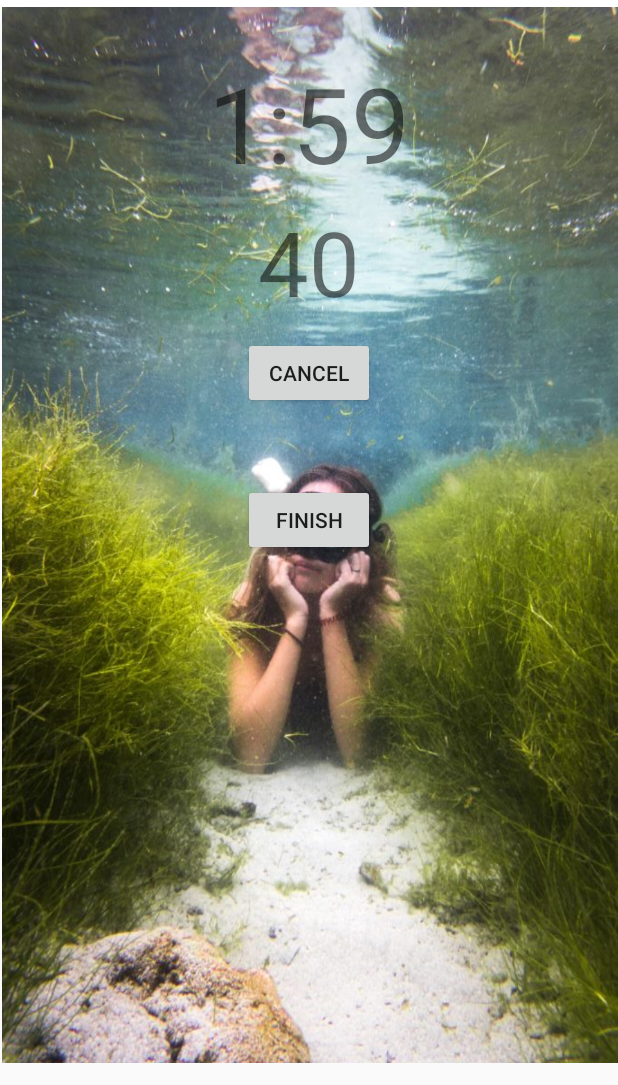
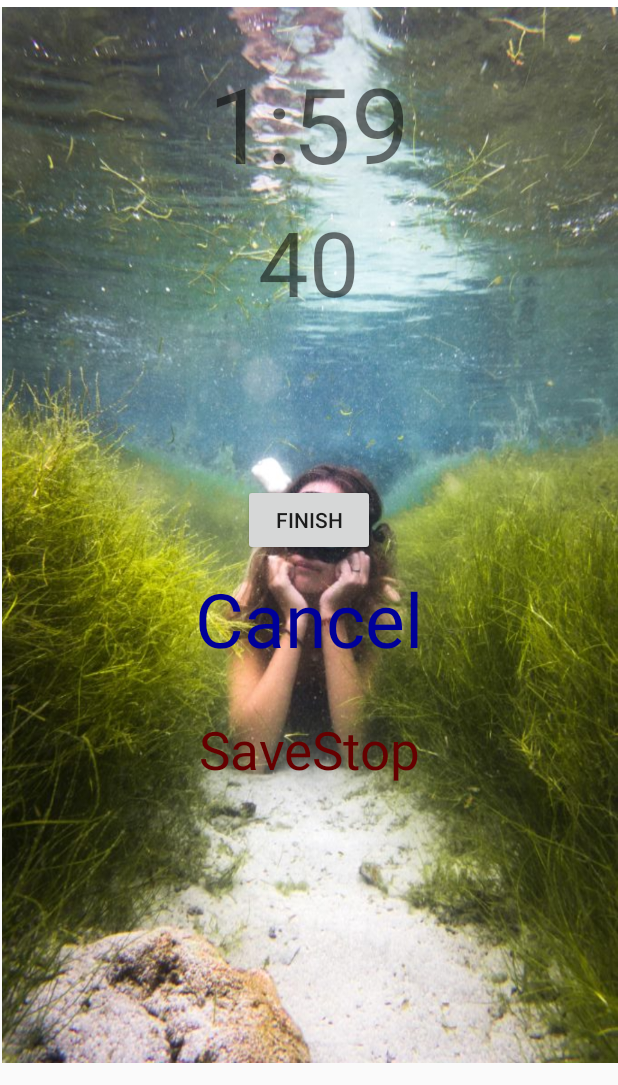
Before and after one commit to rondejka/BreathExercise, an Android app: the screen it shows after launch (MainActivity), after a tap on "START", on a phone screen of 412 x 824 dp, the part 151-1236 px from its top. Run offline under Robolectric (Android 15) with nearby library versions, the phone set to English and light mode, and no system bars.

Commit message:
Make nicer buttons Start Stop Finish

```diff
--- a/app/build.gradle
+++ b/app/build.gradle
@@ -9,7 +9,7 @@ android {
         minSdkVersion 21
         targetSdkVersion 30
         versionCode 1
-        versionName "1.04221118"
+        versionName "1.04221127"
 
         testInstrumentationRunner "androidx.test.runner.AndroidJUnitRunner"
     }
--- a/app/src/main/java/com/ondejka/breathexercise/MainActivity.java
+++ b/app/src/main/java/com/ondejka/breathexercise/MainActivity.java
@@ -57,11 +57,12 @@ public class MainActivity extends AppCompatActivity {
     int screenWidth;
     int screenHeihgt;
     ImageView setupImageView, historyImageView, backgrImageView, whileImageView, exitImageView;
-    TextView timerTexView, breathdownTextView, stopTextView;
+    TextView timerTexView, breathdownTextView;
+    TextView stopTextView, goTextView, cancelTextView, finishTextViewAction;
     TextView time01TexView, time02TexView, time03TexView, time04TexView, time05TexView, timeAvgTexView;
     TextView time01ShadowTextView, time02ShadowTextView, time03ShadowTextView, time04ShadowTextView, time05ShadowTextView, timeAvgShadowTextView;
     Boolean counterIsActive = false;
-    Button goButton;
+//    Button goButton;
     Button stopButton;
     Button finishButton;
     Button exitButton;
@@ -201,13 +202,16 @@ public class MainActivity extends AppCompatActivity {
         exitImageView = findViewById(R.id.exitImageView);
         backgrImageView = findViewById(R.id.backgrImageView);
         whileImageView = findViewById(R.id.whileImageView);
-        goButton = findViewById(R.id.goButton);
+//        goButton = findViewById(R.id.goButton);
         stopButton = findViewById(R.id.stopButton);
         finishButton = findViewById(R.id.finishButton);
         exitButton = findViewById(R.id.exitButton);
         timerTexView = findViewById(R.id.countdownTextView);
         breathdownTextView = findViewById(R.id.breathdownTextView);
+        goTextView = findViewById(R.id.goTextView);
+        cancelTextView = findViewById(R.id.cancelTextView);
         stopTextView = findViewById(R.id.stopTextView);
+        finishTextViewAction = findViewById(R.id.finishTextViewAction);
         time01TexView = findViewById(R.id.time01TextView);
         time02TexView = findViewById(R.id.time02TextView);
         time03TexView = findViewById(R.id.time03TextView);
@@ -360,9 +364,11 @@ public class MainActivity extends AppCompatActivity {
 
             processForTimerExit();
 
-            goButton.setVisibility(View.VISIBLE);
-            goButton.setText("CANCEL");
+//            goButton.setVisibility(View.INVISIBLE);
+//            goButton.setText("CANCEL");
             stopButton.setVisibility(View.INVISIBLE);
+            goTextView.setVisibility((View.INVISIBLE));
+            cancelTextView.setVisibility((View.VISIBLE));
             stopTextView.setVisibility(View.INVISIBLE);
 
             if (round == round_MAX) {
@@ -471,6 +477,7 @@ public class MainActivity extends AppCompatActivity {
         Log.i("finishCountDown_01", "OK");
 
         finishButton.setVisibility(View.INVISIBLE);
+        finishTextViewAction.setVisibility(View.INVISIBLE);
 
         //copy from phase 4
         timerTexView.setText("");
@@ -495,7 +502,9 @@ public class MainActivity extends AppCompatActivity {
 
         counterIsActive = true;
         round = 0;
-        goButton.setText("CANCEL");
+//        goButton.setText("CANCEL");
+        goTextView.setVisibility((View.INVISIBLE));
+        cancelTextView.setVisibility((View.VISIBLE));
         clearTextVievs();
         userScore.initUserScore();
 
@@ -552,10 +561,13 @@ public class MainActivity extends AppCompatActivity {
     //////////////////////////////////////////////////////////////////////////////
     private void setPhase0() {
         phase = 0;
-        exitButton.setVisibility(View.VISIBLE);
+        exitButton.setVisibility(View.INVISIBLE);
         exitImageView.setVisibility(View.VISIBLE);
-        goButton.setText("START");
+//        goButton.setText("START");
         finishButton.setVisibility(View.INVISIBLE);
+        finishTextViewAction.setVisibility(View.INVISIBLE);
+        goTextView.setVisibility((View.VISIBLE));
+        cancelTextView.setVisibility((View.INVISIBLE));
         timerTexView.setText("");
         breathdownTextView.setText("");
 
@@ -568,7 +580,10 @@ public class MainActivity extends AppCompatActivity {
         exitButton.setVisibility(View.INVISIBLE);
         exitImageView.setVisibility(View.INVISIBLE);
         finishButton.setVisibility(View.VISIBLE);
-        goButton.setVisibility(View.VISIBLE);
+        finishTextViewAction.setVisibility(View.VISIBLE);
+//        goButton.setVisibility(View.VISIBLE);
+        goTextView.setVisibility(View.INVISIBLE);
+        cancelTextView.setVisibility((View.VISIBLE));
         stopButton.setVisibility(View.INVISIBLE);
 
     }
@@ -700,9 +715,11 @@ public class MainActivity extends AppCompatActivity {
     //////////////////////////////////////////////////////////////////////////////
     public void setPhase2() {
         phase = 2;
-        goButton.setText("STOP");
-        goButton.setVisibility(View.INVISIBLE);
+//        goButton.setVisibility(View.INVISIBLE);
+        goTextView.setVisibility(View.INVISIBLE);
+        cancelTextView.setVisibility((View.INVISIBLE));
         finishButton.setVisibility(View.INVISIBLE);
+        finishTextViewAction.setVisibility(View.INVISIBLE);
         stopButton.setVisibility(View.VISIBLE);
         stopTextView.setVisibility(View.VISIBLE);
         exitButton.setVisibility(View.INVISIBLE);
@@ -817,8 +834,11 @@ public class MainActivity extends AppCompatActivity {
     //////////////////////////////////////////////////////////////////////////////
     public void setPhase4() {
         phase = 4;
-        goButton.setVisibility(View.INVISIBLE);
+//        goButton.setVisibility(View.INVISIBLE);
+        goTextView.setVisibility(View.INVISIBLE);
+        cancelTextView.setVisibility((View.INVISIBLE));
         finishButton.setVisibility(View.INVISIBLE);
+        finishTextViewAction.setVisibility(View.INVISIBLE);
         stopButton.setVisibility(View.INVISIBLE);
         exitButton.setVisibility(View.INVISIBLE);
         exitImageView.setVisibility(View.INVISIBLE);
--- a/app/src/main/res/layout/activity_main.xml
+++ b/app/src/main/res/layout/activity_main.xml
@@ -53,15 +53,14 @@
 
     <ImageView
         android:id="@+id/exitImageView"
-        android:layout_width="40dp"
-        android:layout_height="40dp"
-        android:layout_marginEnd="10dp"
+        android:layout_width="50dp"
+        android:layout_height="55dp"
+        android:layout_marginEnd="11dp"
         android:layout_marginBottom="10dp"
-        android:alpha=".35"
         android:onClick="exitApp"
         app:layout_constraintBottom_toBottomOf="parent"
         app:layout_constraintEnd_toEndOf="parent"
-        app:srcCompat="@drawable/exit_ico" />
+        app:srcCompat="@drawable/exit2" />
 
     <Button
         android:id="@+id/buttonSetup"
@@ -91,6 +90,7 @@
         android:layout_marginTop="10dp"
         android:onClick="startCountDown"
         android:text="START"
+        android:visibility="invisible"
         app:layout_constraintEnd_toEndOf="parent"
         app:layout_constraintStart_toStartOf="parent"
         app:layout_constraintTop_toBottomOf="@+id/breathdownTextView" />
@@ -102,7 +102,7 @@
         android:layout_marginTop="50dp"
         android:onClick="finishCountDown"
         android:text="FINISH"
-        android:visibility="invisible"
+        android:visibility="visible"
         app:layout_constraintEnd_toEndOf="parent"
         app:layout_constraintStart_toStartOf="parent"
         app:layout_constraintTop_toBottomOf="@+id/goButton" />
@@ -114,6 +114,7 @@
         android:layout_marginTop="250dp"
         android:onClick="exitApp"
         android:text="EXIT"
+        android:visibility="invisible"
         app:layout_constraintEnd_toEndOf="parent"
         app:layout_constraintStart_toStartOf="parent"
         app:layout_constraintTop_toBottomOf="@+id/goButton" />
@@ -140,7 +141,7 @@
         android:layout_height="wrap_content"
         android:layout_marginTop="80dp"
         android:textSize="70sp"
-        android:text=""
+        android:text="X"
         app:layout_constraintEnd_toEndOf="parent"
         app:layout_constraintStart_toStartOf="parent"
         app:layout_constraintTop_toTopOf="parent" />
@@ -151,10 +152,50 @@
         android:layout_height="wrap_content"
         android:layout_marginTop="5dp"
         android:textSize="60sp"
-        android:text=""
+        android:text="X"
         app:layout_constraintEnd_toEndOf="parent"
         app:layout_constraintStart_toStartOf="parent"
         app:layout_constraintTop_toBottomOf="@+id/countdownTextView" />
+
+    <TextView
+        android:id="@+id/goTextView"
+        android:layout_width="wrap_content"
+        android:layout_height="wrap_content"
+        android:layout_marginTop="50dp"
+        android:text="START"
+        android:textColor="@android:color/holo_blue_bright"
+        android:textSize="60sp"
+        app:layout_constraintEnd_toEndOf="parent"
+        app:layout_constraintStart_toStartOf="parent"
+        android:onClick="startCountDown"
+        app:layout_constraintTop_toBottomOf="@+id/countdownTextView" />
+
+    <TextView
+        android:id="@+id/cancelTextView"
+        android:layout_width="wrap_content"
+        android:layout_height="wrap_content"
+        android:layout_marginTop="250dp"
+        android:onClick="startCountDown"
+        android:text="Cancel"
+        android:textColor="#000099"
+        android:textSize="50sp"
+        app:layout_constraintEnd_toEndOf="parent"
+        app:layout_constraintStart_toStartOf="parent"
+        app:layout_constraintTop_toBottomOf="@+id/countdownTextView" />
+
+    <TextView
+        android:id="@+id/finishTextViewAction"
+        android:layout_width="wrap_content"
+        android:layout_height="wrap_content"
+        android:layout_marginTop="30dp"
+        android:onClick="finishCountDown"
+        android:text="SaveStop"
+        android:textColor="#660000"
+        android:textSize="35sp"
+        app:layout_constraintEnd_toEndOf="parent"
+        app:layout_constraintStart_toStartOf="parent"
+        app:layout_constraintTop_toBottomOf="@+id/cancelTextView" />
+
 
     <TextView
         android:id="@+id/time01TextView"
```
Also changed, not shown: app/src/main/res/drawable-v24/exit1.png (added), app/src/main/res/drawable-v24/exit2.png (added), 1 other file.
